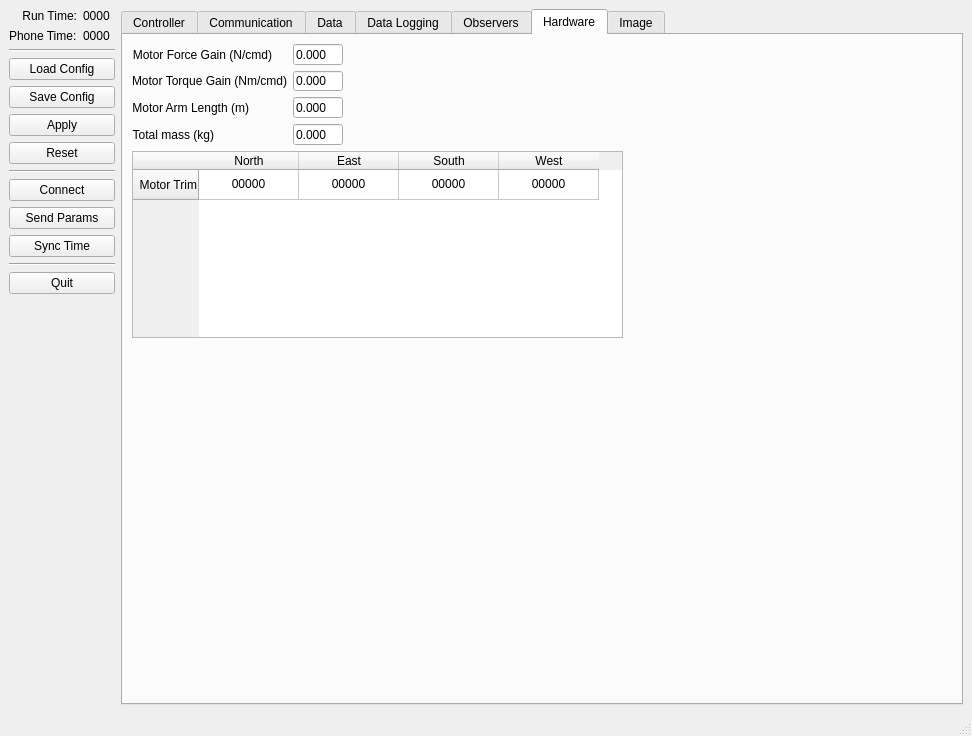
ryan0270/quadrover, file Leash/src/Leash.ui: the form before one commit.
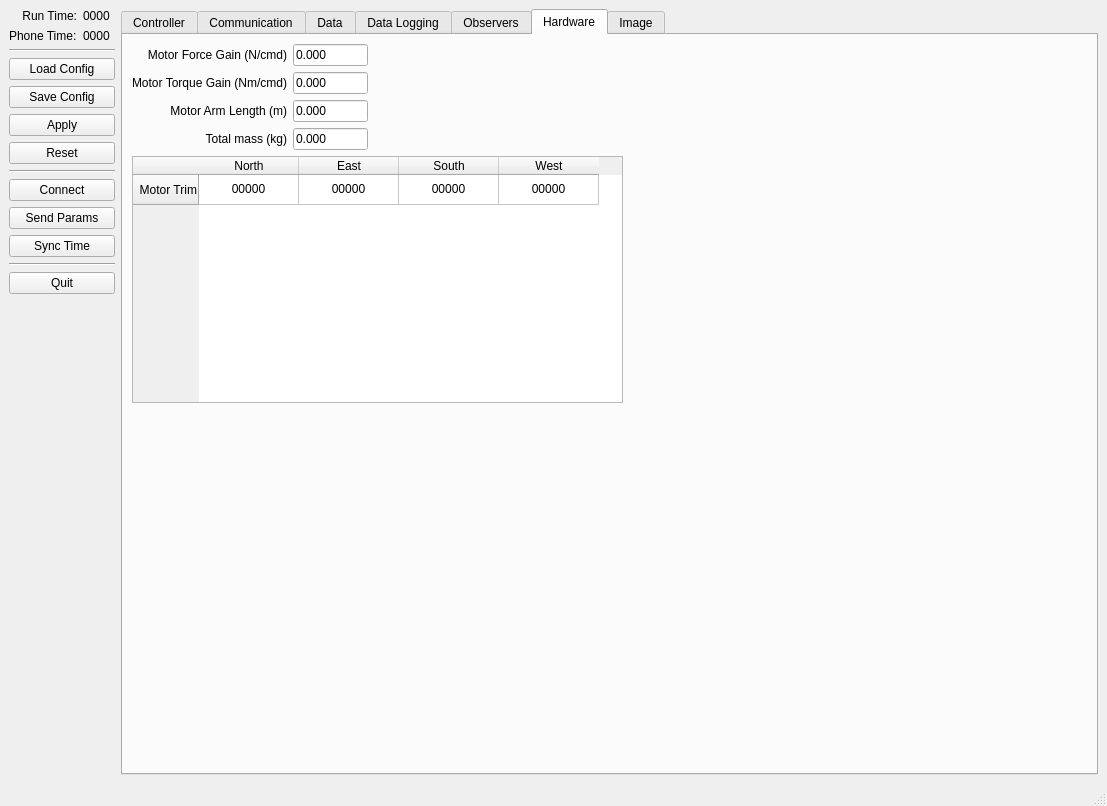
The form after the commit. The open tabs and pages were chosen to show the change.

```diff
--- a/Leash/src/Leash.ui
+++ b/Leash/src/Leash.ui
@@ -6,8 +6,8 @@
    <rect>
     <x>0</x>
     <y>0</y>
-    <width>972</width>
-    <height>736</height>
+    <width>1107</width>
+    <height>806</height>
    </rect>
   </property>
   <property name="sizePolicy">
@@ -2119,16 +2119,16 @@
         <string>Hardware</string>
        </attribute>
        <layout class="QGridLayout" name="gridLayout_9">
-        <item row="0" column="0">
+        <item row="0" column="0" rowspan="2">
          <layout class="QFormLayout" name="formLayout">
-          <property name="fieldGrowthPolicy">
-           <enum>QFormLayout::AllNonFixedFieldsGrow</enum>
+          <property name="labelAlignment">
+           <set>Qt::AlignRight|Qt::AlignTrailing|Qt::AlignVCenter</set>
           </property>
           <item row="0" column="0">
            <widget class="QLabel" name="label_7">
             <property name="maximumSize">
              <size>
-              <width>200</width>
+              <width>1000</width>
               <height>16777215</height>
              </size>
             </property>
@@ -2150,7 +2150,7 @@
             </property>
             <property name="maximumSize">
              <size>
-              <width>50</width>
+              <width>75</width>
               <height>16777215</height>
              </size>
             </property>
@@ -2163,7 +2163,7 @@
            <widget class="QLabel" name="label_36">
             <property name="maximumSize">
              <size>
-              <width>200</width>
+              <width>1000</width>
               <height>16777215</height>
              </size>
             </property>
@@ -2185,7 +2185,7 @@
             </property>
             <property name="maximumSize">
              <size>
-              <width>50</width>
+              <width>75</width>
               <height>16777215</height>
              </size>
             </property>
@@ -2198,7 +2198,7 @@
            <widget class="QLabel" name="label_38">
             <property name="maximumSize">
              <size>
-              <width>200</width>
+              <width>1000</width>
               <height>16777215</height>
              </size>
             </property>
@@ -2210,11 +2210,30 @@
             </property>
            </widget>
           </item>
+          <item row="2" column="1">
+           <widget class="QLineEdit" name="txtMotorArmLength">
+            <property name="minimumSize">
+             <size>
+              <width>50</width>
+              <height>20</height>
+             </size>
+            </property>
+            <property name="maximumSize">
+             <size>
+              <width>75</width>
+              <height>16777215</height>
+             </size>
+            </property>
+            <property name="text">
+             <string>0.000</string>
+            </property>
+           </widget>
+          </item>
           <item row="3" column="0">
            <widget class="QLabel" name="label_37">
             <property name="maximumSize">
              <size>
-              <width>200</width>
+              <width>1000</width>
               <height>16777215</height>
              </size>
             </property>
@@ -2236,26 +2255,7 @@
             </property>
             <property name="maximumSize">
              <size>
-              <width>50</width>
-              <height>16777215</height>
-             </size>
-            </property>
-            <property name="text">
-             <string>0.000</string>
-            </property>
-           </widget>
-          </item>
-          <item row="2" column="1">
-           <widget class="QLineEdit" name="txtMotorArmLength">
-            <property name="minimumSize">
-             <size>
-              <width>50</width>
-              <height>20</height>
-             </size>
-            </property>
-            <property name="maximumSize">
-             <size>
-              <width>50</width>
+              <width>75</width>
               <height>16777215</height>
              </size>
             </property>
@@ -2266,7 +2266,7 @@
           </item>
          </layout>
         </item>
-        <item row="0" column="1">
+        <item row="0" column="1" colspan="2">
          <spacer name="horizontalSpacer_8">
           <property name="orientation">
            <enum>Qt::Horizontal</enum>
@@ -2279,7 +2279,7 @@
           </property>
          </spacer>
         </item>
-        <item row="1" column="2">
+        <item row="1" column="2" rowspan="2">
          <spacer name="horizontalSpacer_16">
           <property name="orientation">
            <enum>Qt::Horizontal</enum>
@@ -2292,20 +2292,7 @@
           </property>
          </spacer>
         </item>
-        <item row="2" column="0">
-         <spacer name="verticalSpacer_19">
-          <property name="orientation">
-           <enum>Qt::Vertical</enum>
-          </property>
-          <property name="sizeHint" stdset="0">
-           <size>
-            <width>20</width>
-            <height>361</height>
-           </size>
-          </property>
-         </spacer>
-        </item>
-        <item row="1" column="0" colspan="2">
+        <item row="2" column="0" colspan="2">
          <widget class="QTableWidget" name="tblMotorTrim">
           <property name="minimumSize">
            <size>
@@ -2387,6 +2374,19 @@
           </item>
          </widget>
         </item>
+        <item row="3" column="0">
+         <spacer name="verticalSpacer_19">
+          <property name="orientation">
+           <enum>Qt::Vertical</enum>
+          </property>
+          <property name="sizeHint" stdset="0">
+           <size>
+            <width>20</width>
+            <height>361</height>
+           </size>
+          </property>
+         </spacer>
+        </item>
        </layout>
       </widget>
       <widget class="QWidget" name="tabImage">
```
Left out of the diff: 6 changed lines with no effect on the pictures.
